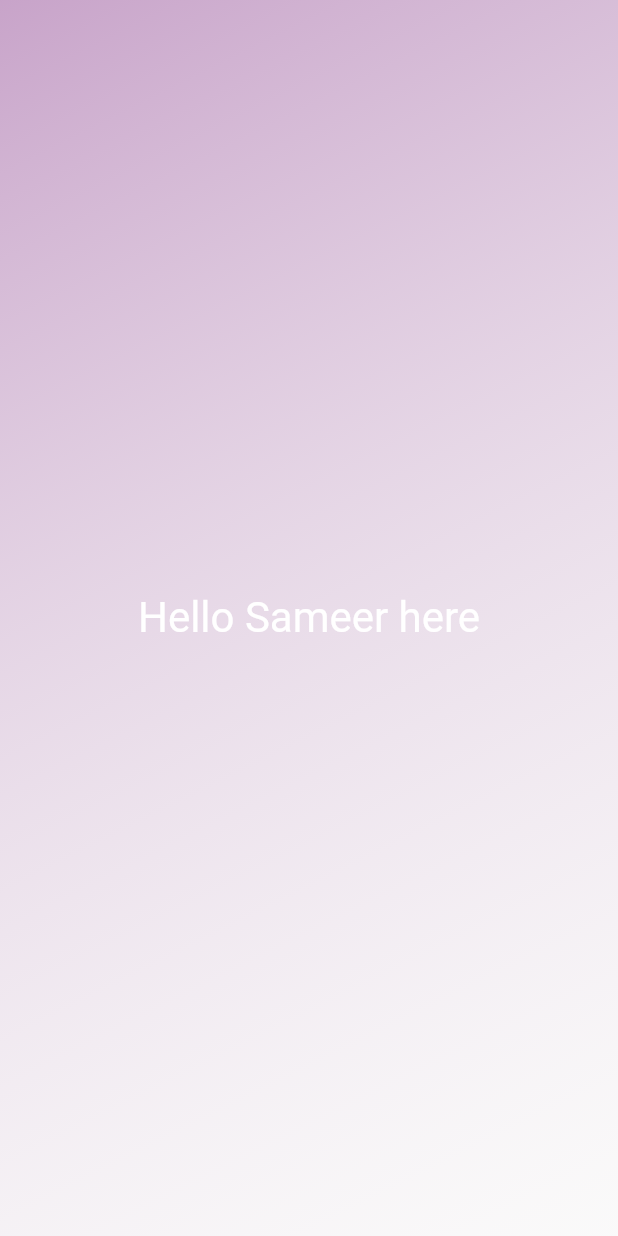
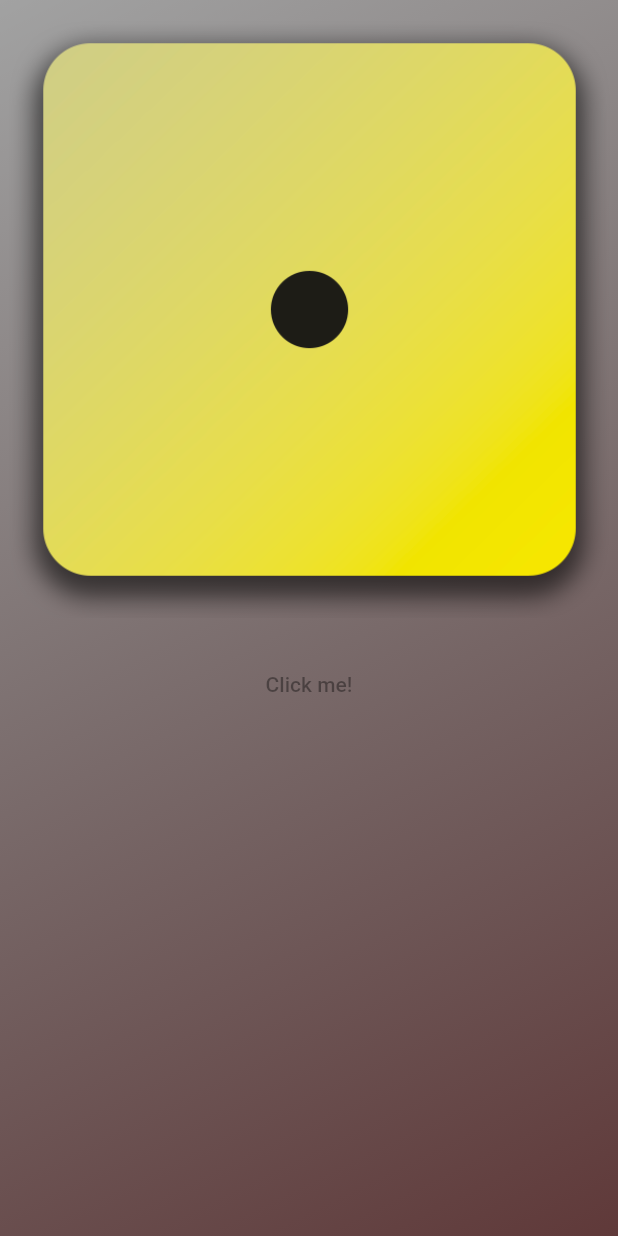
Before and after one commit to Hustler-Sameer/FirstApp, a Flutter app: the screen it shows after launch, on a phone screen of 412 x 824 dp. Run offline on Flutter 3.47's test engine with Material 2 defaults, Android fonts, the phone set to English and light mode, and no system bars.

Commit message:
27th commit

```diff
--- a/lib/gradient_container.dart
+++ b/lib/gradient_container.dart
@@ -17,7 +17,11 @@ class GradientContainer extends StatelessWidget {
         gradient: LinearGradient(
             colors: [color1, color2], begin: startAlignment, end: endAlignment),
       ),
-      child: const Center(child: StyledText('Hello Sameer here')),
+      child: Column(children: [
+        Image.asset('assets/images/dice-1.png'),
+        const SizedBox(height: 20),
+        const TextButton(onPressed: null, child: Text("Click me!"))
+      ]),
     );
   }
 }
--- a/lib/main.dart
+++ b/lib/main.dart
@@ -10,8 +10,8 @@ void main() {
   runApp(const MaterialApp(
     home: Scaffold(
         // ignore: avoid_unnecessary_containers
-        body: GradientContainer(Color.fromARGB(90, 108, 5, 112),
-            Color.fromARGB(31, 250, 247, 247))),
+        body: GradientContainer(
+            Color.fromARGB(90, 0, 0, 0), Color.fromARGB(200, 53, 4, 4))),
   ));
 }
 // here we are also now deciding the gradient color for our image
```
Also changed, not shown: pubspec.yaml (+8 -1 lines), assets/images/dice-1.png (added), assets/images/dice-2.png (added), assets/images/dice-3.png (added), assets/images/dice-4.png (added), assets/images/dice-5.png (added), assets/images/dice-6.png (added).
